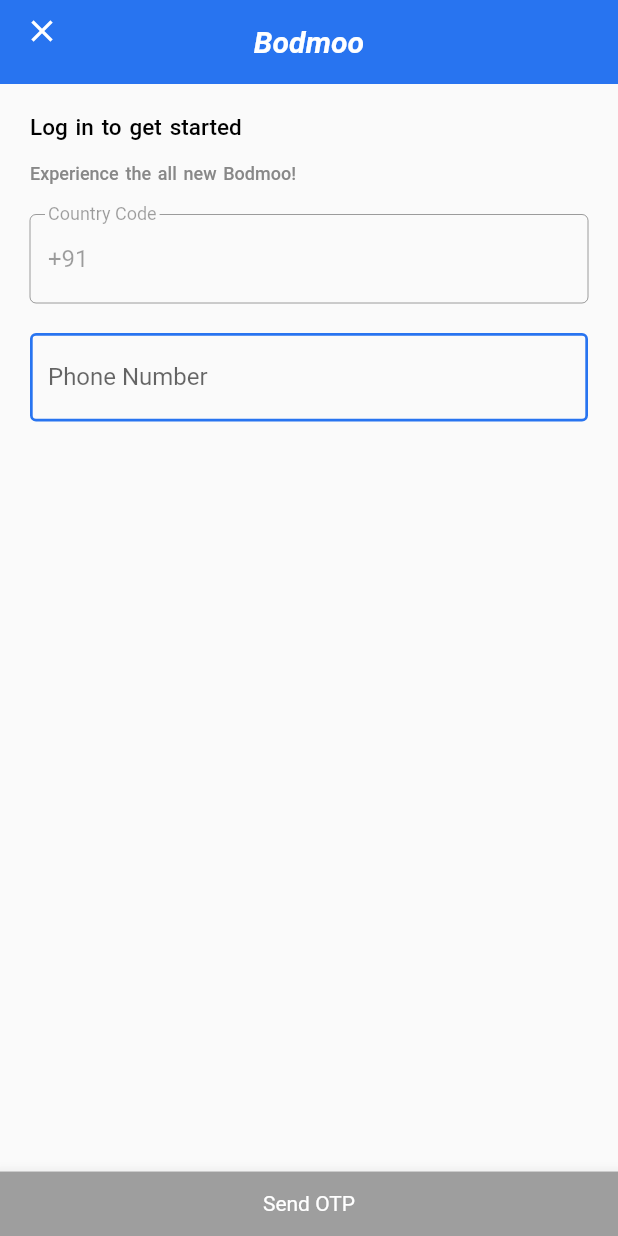
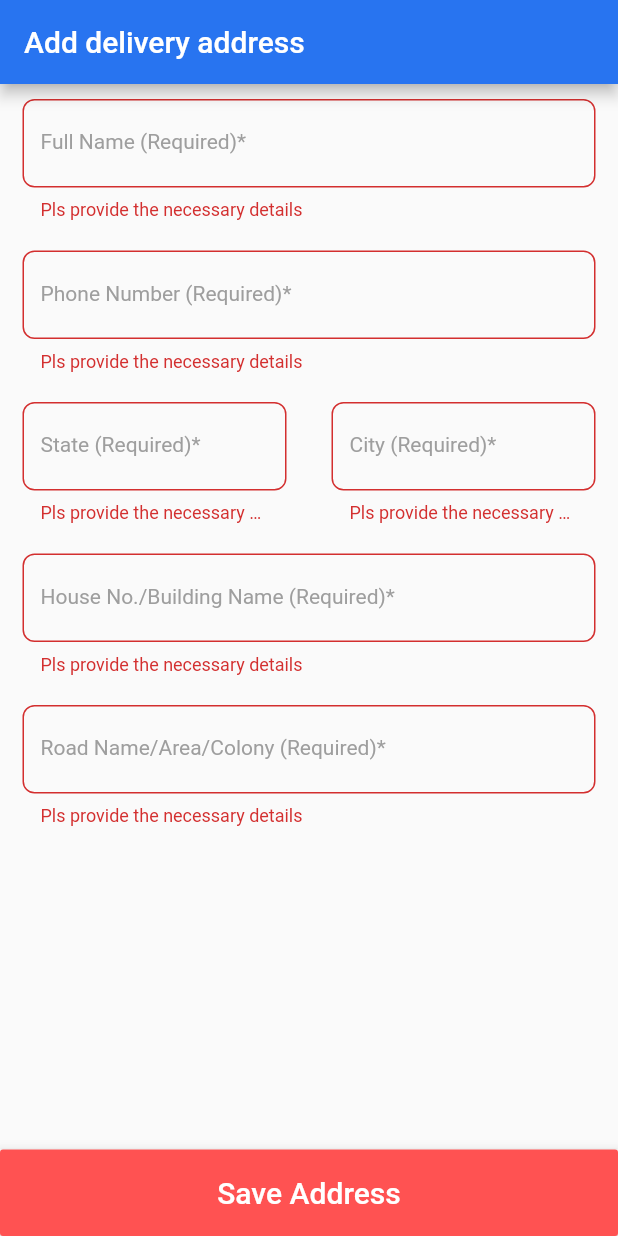
Before and after one commit to Deepak2299/bodmoo, a Flutter app: the screen it shows after launch, on a phone screen of 412 x 824 dp. Run offline on Flutter 3.47's test engine with Material 2 defaults, Android fonts, the phone set to English and light mode, and no system bars; our stand-ins replace badges, firebase_auth, fluttertoast, shared_preferences, shimmer; accounts and stored records are empty.

Commit message:
app restructure

```diff
--- a/lib/Screens/login/otpScreen.dart
+++ b/lib/Screens/login/otpScreen.dart
@@ -24,7 +24,7 @@
   Widget build(BuildContext context) {
     return SafeArea(
       child: Scaffold(
-        appBar: AppBar(title: Text("OTP Verifications")),
+        appBar: AppBar(title: Text("OTP Verification")),
         body: Padding(
           padding: const EdgeInsets.all(20.0),
           child: Form(
@@ -100,10 +100,10 @@
 //                      nav.pop();
                     } else
                       // Navigator.push(context, CupertinoPageRoute(builder: (context) => HomeScreen()));
-                    Navigator.pushAndRemoveUntil(context, CupertinoPageRoute(builder: (context) => HomeScreen()), (route)=> route!='/'
-                    );
+                      Navigator.pushAndRemoveUntil(
+                          context, CupertinoPageRoute(builder: (context) => HomeScreen()), (route) => route != '/');
                   } else
-                    Navigator.push(
+                    Navigator.pushReplacement(
                         context,
                         CupertinoPageRoute(
                             builder: (context) => SignUpScreen(
--- /dev/null
+++ b/lib/Screens/realMeat/addAddressScreen.dart
@@ -0,0 +1,126 @@
+import 'package:bodmoo/utils/utils.dart';
+import 'package:flutter/material.dart';
+
+class AddAddressScreen extends StatefulWidget {
+  @override
+  _AddAddressScreenState createState() => _AddAddressScreenState();
+}
+
+class _AddAddressScreenState extends State<AddAddressScreen> {
+  TextEditingController name = TextEditingController();
+  TextEditingController phone = TextEditingController();
+  TextEditingController state = TextEditingController();
+  TextEditingController city = TextEditingController();
+  TextEditingController hno = TextEditingController();
+  TextEditingController colony = TextEditingController();
+
+  GlobalKey<FormState> _key = GlobalKey<FormState>();
+
+  tff({
+    @required TextEditingController controller,
+    @required String labelText,
+    @required Function validator,
+  }) {
+    return Container(
+      padding: EdgeInsets.symmetric(horizontal: 15),
+      margin: EdgeInsets.symmetric(vertical: 10),
+      child: TextFormField(
+        autovalidate: true,
+        controller: controller,
+        decoration: InputDecoration(
+          labelText: labelText + ' (Required)*',
+          labelStyle: TextStyle(color: Colors.grey, fontSize: 14),
+          border: OutlineInputBorder(
+            borderRadius: BorderRadius.circular(8),
+          ),
+        ),
+        validator: validator == null
+            ? (String str) {
+                if (str.length < 1)
+                  return 'Pls provide the necessary details';
+                else
+                  return null;
+              }
+            : validator,
+      ),
+    );
+  }
+
+  @override
+  Widget build(BuildContext context) {
+    return SafeArea(
+      child: Scaffold(
+        appBar: AppBar(
+          title: Text('Add delivery address'),
+          backgroundColor: flipkartBlue,
+        ),
+        body: Form(
+          key: _key,
+          autovalidate: false,
+          child: ListView(
+            shrinkWrap: true,
+            children: <Widget>[
+              tff(
+                controller: name,
+                labelText: 'Full Name',
+                validator: null,
+              ),
+              tff(
+                controller: phone,
+                labelText: 'Phone Number',
+                validator: (String str) {
+                  if (str.length < 1)
+                    return 'Pls provide the necessary details';
+                  else {
+                    if (str[0] != '9' && str[0] != '8' && str[0] != '7' && str[0] != '6')
+                      return 'Enter valid Phone Number';
+                    else if (str.length != 10)
+                      return 'Enter 10digit Phone Number';
+                    else
+                      return null;
+                  }
+                },
+              ),
+              Row(
+                mainAxisAlignment: MainAxisAlignment.spaceEvenly,
+                children: <Widget>[
+                  Flexible(
+                    child: tff(
+                      controller: state,
+                      labelText: 'State',
+                      validator: null,
+                    ),
+                  ),
+                  Flexible(
+                    child: tff(
+                      controller: city,
+                      labelText: 'City',
+                      validator: null,
+                    ),
+                  )
+                ],
+              ),
+              tff(controller: hno, labelText: 'House No./Building Name', validator: null),
+              tff(controller: colony, labelText: 'Road Name/Area/Colony', validator: null),
+            ],
+          ),
+        ),
+        bottomNavigationBar: BottomAppBar(
+          child: Container(
+            width: double.maxFinite,
+            height: MediaQuery.of(context).size.height * 0.07,
+            child: RaisedButton(
+                color: Colors.redAccent,
+                child: Text(
+                  "Save Address",
+                  style: TextStyle(color: Colors.white, fontSize: 20),
+                ),
+                onPressed: () async {
+                  print(_key.currentState.validate().toString());
+                }),
+          ),
+        ),
+      ),
+    );
+  }
+}
--- a/lib/Screens/realMeat/cartItemsScreen.dart
+++ b/lib/Screens/realMeat/cartItemsScreen.dart
@@ -1,5 +1,5 @@
 import 'package:bodmoo/Screens/login/phoneVerification.dart';
-import 'package:bodmoo/Screens/realMeat/addressScreen.dart';
+import 'package:bodmoo/Screens/realMeat/addressListScreen.dart';
 import 'package:bodmoo/models/orderItemModel.dart';
 import 'package:bodmoo/providers/ScreenProvider.dart';
 import 'package:bodmoo/providers/customerDEtailsProvider.dart';
@@ -179,7 +179,7 @@
                     onPressed: Provider.of<ScreenProvider>(context, listen: false).getTotalPriceOfCart() == 0
                         ? null
                         : () async {
-                            if (Provider.of<CustomerDetailsProvider>(context, listen: false).getCustomerPhone != null) {
+                            if (Provider.of<CustomerDetailsProvider>(context, listen: false).token != null) {
                               Provider.of<CustomerDetailsProvider>(context, listen: false)
                                   .addOrder(orderItems: Provider.of<ScreenProvider>(context, listen: false).cartItems);
                               //TODO:SHOW ORDER PLACED SUCCEFULLY
--- a/lib/Screens/splashScreen.dart
+++ b/lib/Screens/splashScreen.dart
@@ -33,7 +33,7 @@
   Widget build(BuildContext context) {
     return SafeArea(
       child: Scaffold(
-        body: Center(child: Text("Laoding")),
+        body: Center(child: Text("Loading")),
       ),
     );
   }
--- a/lib/main.dart
+++ b/lib/main.dart
@@ -1,6 +1,7 @@
 import 'package:bodmoo/Screens/login/phoneVerification.dart';
 import 'package:bodmoo/Screens/login/signUpScreen.dart';
 import 'package:bodmoo/Screens/realMeat/PartDetailsScreen.dart';
+import 'package:bodmoo/Screens/realMeat/addAddressScreen.dart';
 import 'package:bodmoo/Screens/realMeat/cartItemsScreen.dart';
 import 'package:bodmoo/Screens/realMeat/homeScreen.dart';
 import 'package:bodmoo/Screens/splashScreen.dart';
@@ -37,7 +38,8 @@
         primarySwatch: Colors.blue,
         visualDensity: VisualDensity.adaptivePlatformDensity,
       ),
-      home: SplashScreen(),
+      home: AddAddressScreen(),
+      // SplashScreen(),
       routes: {
         "homeScreen": (context) => HomeScreen(),
         "partDetail": (context) => PartDetailsScren(),
--- a/lib/models/userModel.dart
+++ b/lib/models/userModel.dart
@@ -14,8 +14,6 @@
   String address;
   factory UserModel.fromJson(String str) => UserModel.fromMap(json.decode(str));
 
-  String get pinCode => null;
-
   String toJson() => json.encode(toMap());
 
   factory UserModel.fromMap(Map<String, dynamic> json) => UserModel(
@@ -25,7 +23,7 @@
       );
 
   Map<String, dynamic> toMap() => {
-        "user_name": customerName == null ? null : customerName,
+        "username": customerName == null ? null : customerName,
         "mobile": customerMobile == null ? null : customerMobile,
         "address": address == null ? null : address,
       };
```
Also changed, not shown: lib/Screens/login/signUpScreen.dart (+10 -13 lines), lib/Screens/realMeat/PartDetailsScreen.dart (+3 -40 lines), lib/Screens/realMeat/addressListScreen.dart (added, +103 -0 lines), lib/Screens/realMeat/addressScreen.dart (deleted, +0 -198 lines), lib/Screens/realMeat/homeScreen.dart (+34 -58 lines), lib/methods/get/getOrdersList.dart (+2 -5 lines), lib/models/orderModel.dart (+5 -5 lines), lib/models/partsModel.dart (+26 -30 lines), lib/providers/customerDEtailsProvider.dart (+17 -14 lines).
